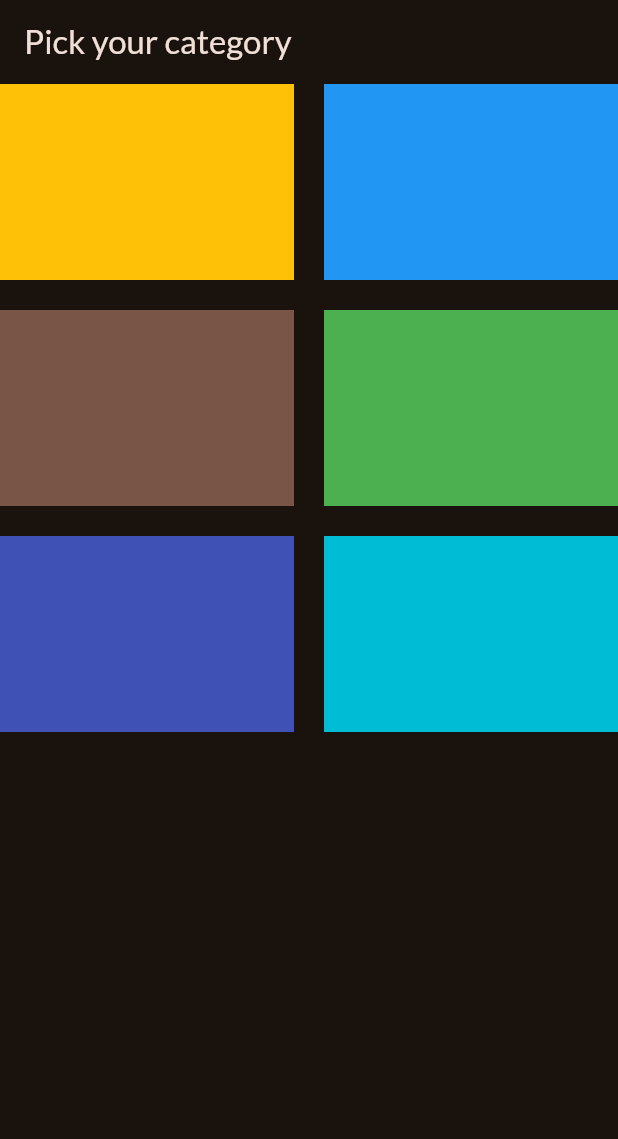
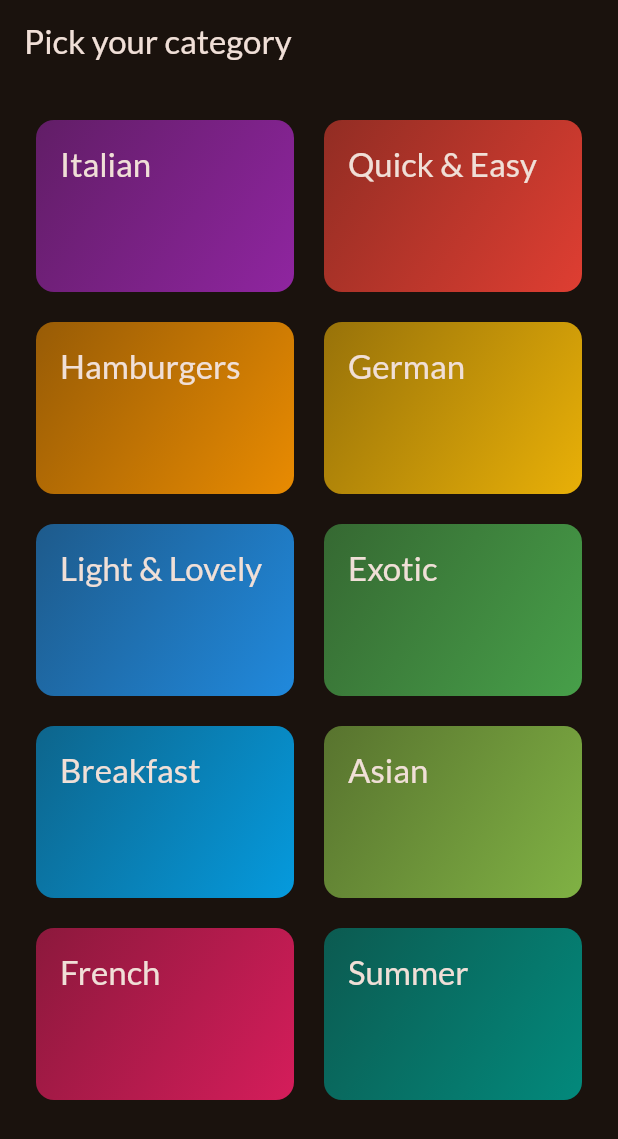
Before and after one commit to Mowgle88/meals_app, a Flutter app: the screen it shows after launch, on a phone screen of 412 x 824 dp. Shown: the top 1139 px of the screen. Run offline on Flutter 3.47's test engine with Material 2 defaults, Android fonts, the phone set to English and light mode, and no system bars; our stand-ins replace google_fonts.

Commit message:
fea: add category model, dummy data and category grid item

```diff
--- /dev/null
+++ b/lib/data/dummy_data.dart
@@ -0,0 +1,55 @@
+import 'package:flutter/material.dart';
+import 'package:meals_app/models/category.dart';
+
+const availableCategories = [
+  Category(
+    id: 'c1',
+    title: 'Italian',
+    color: Colors.purple,
+  ),
+  Category(
+    id: 'c2',
+    title: 'Quick & Easy',
+    color: Colors.red,
+  ),
+  Category(
+    id: 'c3',
+    title: 'Hamburgers',
+    color: Colors.orange,
+  ),
+  Category(
+    id: 'c4',
+    title: 'German',
+    color: Colors.amber,
+  ),
+  Category(
+    id: 'c5',
+    title: 'Light & Lovely',
+    color: Colors.blue,
+  ),
+  Category(
+    id: 'c6',
+    title: 'Exotic',
+    color: Colors.green,
+  ),
+  Category(
+    id: 'c7',
+    title: 'Breakfast',
+    color: Colors.lightBlue,
+  ),
+  Category(
+    id: 'c8',
+    title: 'Asian',
+    color: Colors.lightGreen,
+  ),
+  Category(
+    id: 'c9',
+    title: 'French',
+    color: Colors.pink,
+  ),
+  Category(
+    id: 'c10',
+    title: 'Summer',
+    color: Colors.teal,
+  ),
+];
--- a/lib/main.dart
+++ b/lib/main.dart
@@ -1,7 +1,7 @@
 import 'package:flutter/material.dart';
 
 import 'package:google_fonts/google_fonts.dart';
-import 'package:meals_app/categories.dart';
+import 'package:meals_app/screens/categories.dart';
 
 final theme = ThemeData(
   useMaterial3: true,
--- /dev/null
+++ b/lib/models/category.dart
@@ -0,0 +1,13 @@
+import 'package:flutter/material.dart';
+
+class Category {
+  final String id;
+  final String title;
+  final Color color;
+
+  const Category({
+    required this.id,
+    required this.title,
+    this.color = Colors.orange,
+  });
+}
--- a/lib/categories.dart
+++ b/lib/screens/categories.dart
@@ -1,4 +1,6 @@
 import 'package:flutter/material.dart';
+import 'package:meals_app/data/dummy_data.dart';
+import 'package:meals_app/widgets/category_grid_item.dart';
 
 class CategoriesScreen extends StatelessWidget {
   const CategoriesScreen({super.key});
@@ -11,32 +13,16 @@ class CategoriesScreen extends StatelessWidget {
       ),
       // body: GridView.builder(gridDelegate: gridDelegate, itemBuilder: itemBuilder),
       body: GridView(
+        padding: const EdgeInsets.all(24),
         gridDelegate: const SliverGridDelegateWithFixedCrossAxisCount(
           crossAxisCount: 2,
           childAspectRatio: 3 / 2,
           crossAxisSpacing: 20,
           mainAxisSpacing: 20,
         ),
-        children: [
-          Container(
-            color: Colors.amber,
-          ),
-          Container(
-            color: Colors.blue,
-          ),
-          Container(
-            color: Colors.brown,
-          ),
-          Container(
-            color: Colors.green,
-          ),
-          Container(
-            color: Colors.indigo,
-          ),
-          Container(
-            color: Colors.cyan,
-          ),
-        ],
+        children: availableCategories
+            .map((category) => CategoryGridItem(category: category))
+            .toList(),
       ),
     );
   }
--- /dev/null
+++ b/lib/widgets/category_grid_item.dart
@@ -0,0 +1,33 @@
+import 'package:flutter/material.dart';
+import 'package:meals_app/models/category.dart';
+
+class CategoryGridItem extends StatelessWidget {
+  const CategoryGridItem({super.key, required this.category});
+
+  final Category category;
+
+  @override
+  Widget build(BuildContext context) {
+    return Container(
+      padding: const EdgeInsets.all(16),
+      decoration: BoxDecoration(
+        borderRadius: BorderRadius.circular(12),
+        gradient: LinearGradient(
+          colors: [
+            category.color.withOpacity(0.55),
+            category.color.withOpacity(0.9),
+          ],
+          begin: Alignment.topLeft,
+          end: Alignment.bottomRight,
+        ),
+      ),
+      child: Text(
+        category.title,
+        style: Theme.of(context)
+            .textTheme
+            .titleLarge!
+            .copyWith(color: Theme.of(context).colorScheme.onBackground),
+      ),
+    );
+  }
+}
```
